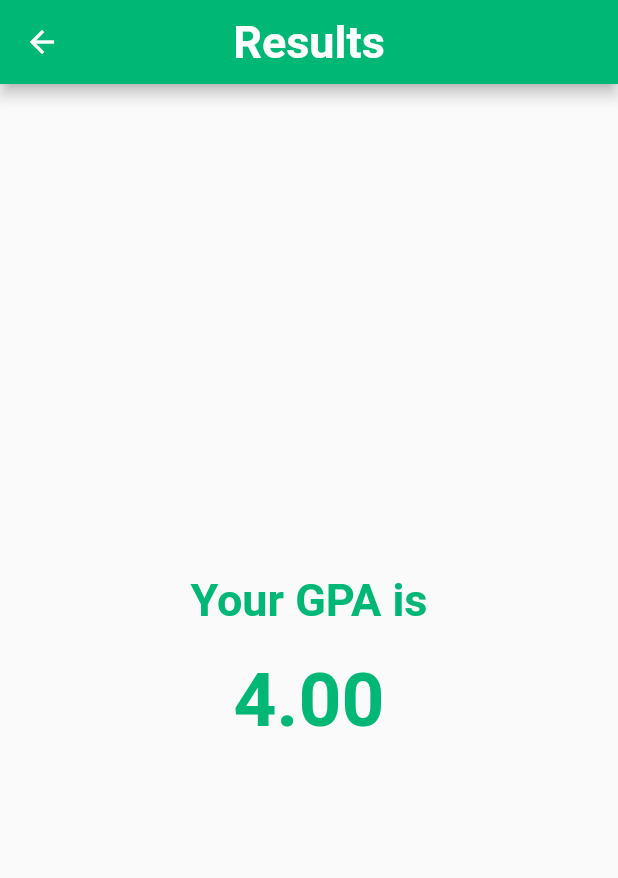
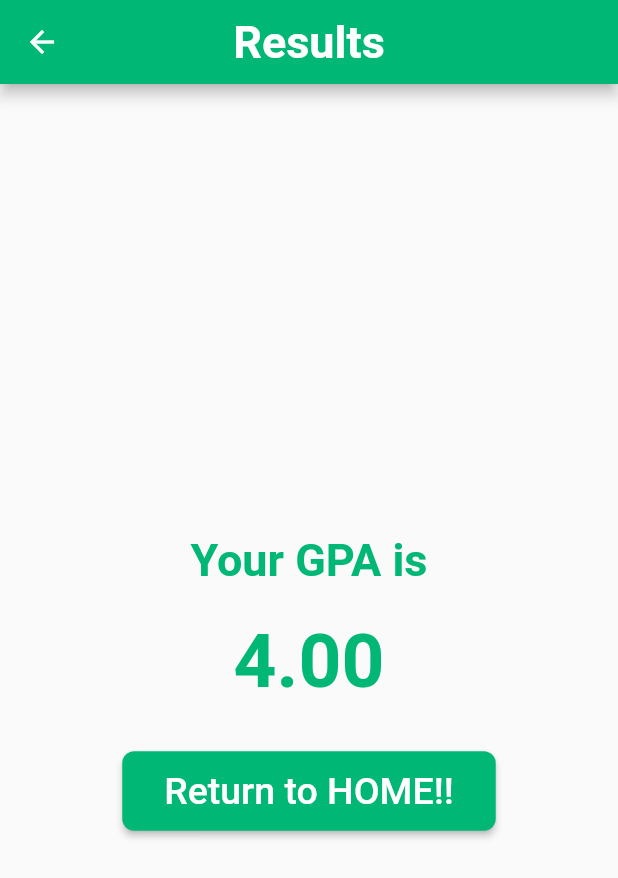
Before and after one commit to LoayMoh99/GPA-Calculator, a Flutter app: the SecondPage screen opened directly with empty values, item 2 of the bottom bar chosen, after a tap on "CALCULATE!!", on a phone screen of 412 x 824 dp. Shown: the top 878 px of the screen. Run offline on Flutter 3.47's test engine with Material 2 defaults, Android fonts, the phone set to English and light mode, and no system bars; our stand-ins replace rflutter_alert.

Commit message:
Provider(Change Notifier) is added as the state managment for the app..

```diff
--- a/lib/main.dart
+++ b/lib/main.dart
@@ -1,6 +1,8 @@
 import 'package:flutter/material.dart';
 import 'package:flutter/cupertino.dart';
 import 'package:gpa_calculator/screens/input_page/input_num.dart';
+import 'package:gpa_calculator/screens/second_page/calculate_gpa.dart';
+import 'package:provider/provider.dart';
 import './utilities/my_theme.dart';
 
 void main() => runApp(MyApp());
@@ -8,10 +10,13 @@ void main() => runApp(MyApp());
 class MyApp extends StatelessWidget {
   @override
   Widget build(BuildContext context) {
-    return MaterialApp(
-      debugShowCheckedModeBanner: false,
-      theme: myTheme,
-      home: InputPage(),
+    return ChangeNotifierProvider(
+      create: (context) => GPACalculate(),
+      child: MaterialApp(
+        debugShowCheckedModeBanner: false,
+        theme: myTheme,
+        home: InputPage(),
+      ),
     );
   }
 }
--- a/lib/screens/input_page/input_num.dart
+++ b/lib/screens/input_page/input_num.dart
@@ -1,6 +1,8 @@
 import 'package:flutter/material.dart';
 import 'package:gpa_calculator/screens/input_page/cumm_gpa.dart';
+import 'package:gpa_calculator/screens/second_page/calculate_gpa.dart';
 import 'package:gpa_calculator/screens/second_page/second_page.dart';
+import 'package:provider/provider.dart';
 import 'package:rflutter_alert/rflutter_alert.dart';
 
 class InputPage extends StatefulWidget {
@@ -14,6 +16,7 @@ class InputPage extends StatefulWidget {
 class InputPageState extends State<InputPage> {
   TextEditingController myController = TextEditingController();
   TextEditingController myController2 = TextEditingController();
+
   @override
   void dispose() {
     // Clean up the controller when the widget is disposed.
@@ -40,6 +43,8 @@ class InputPageState extends State<InputPage> {
       } else if (cgpa > 4.0) {
         error = true;
         errorMsg = "GPA can't be more than 4.0";
+      } else if (cgpa == 0.0 && tHrs > 0) {
+        tHrs = 0;
       }
     } catch (Exception) {
       error = true;
@@ -51,16 +56,23 @@ class InputPageState extends State<InputPage> {
   Widget build(BuildContext context) {
     return Scaffold(
       backgroundColor: Colors.white,
-      body: SingleChildScrollView(
+      body: SafeArea(
+        child: SingleChildScrollView(
           child: Container(
-          padding: const EdgeInsets.all(40.0),
+            padding: const EdgeInsets.symmetric(
+              horizontal: 40,
+              vertical: 20,
+            ),
             child: Column(
               mainAxisAlignment: MainAxisAlignment.start,
               children: <Widget>[
                 Container(
                   child: Center(
                       child: Padding(
-                  padding: const EdgeInsets.fromLTRB(30, 60, 30, 50),
+                    padding: const EdgeInsets.symmetric(
+                      horizontal: 30,
+                      vertical: 40,
+                    ),
                     child: Image.asset('assets/images/gpaLogo.png'),
                   )),
                 ),
@@ -99,8 +111,29 @@ class InputPageState extends State<InputPage> {
                   ),
                 ),
                 Padding(
+                  padding: const EdgeInsets.all(15.0),
+                  child: Row(
+                    children: <Widget>[
+                      Text(
+                        'Recent Result: ',
+                        style: TextStyle(
+                          fontSize: 22,
+                        ),
+                      ),
+                      Text(
+                        '${Provider.of<GPACalculate>(context).recentGPA.toStringAsFixed(2)}',
+                        style: TextStyle(
+                          fontSize: 22,
+                          color: Theme.of(context).accentColor,
+                          fontWeight: FontWeight.bold,
+                        ),
+                      ),
+                    ],
+                  ),
+                ),
+                Padding(
                   padding: EdgeInsets.only(
-                    top: MediaQuery.of(context).size.height * 0.13),
+                      top: MediaQuery.of(context).size.height * 0.04),
                   child: RaisedButton(
                     shape: RoundedRectangleBorder(
                       borderRadius: BorderRadius.circular(8),
@@ -140,6 +173,7 @@ class InputPageState extends State<InputPage> {
             ),
           ),
         ),
+      ),
     );
   }
 }
--- a/lib/screens/result_page/result_page.dart
+++ b/lib/screens/result_page/result_page.dart
@@ -19,7 +19,10 @@ class ResultPage extends StatelessWidget {
           ),
         ),
       ),
-      body: Center(
+      body: Column(
+        mainAxisAlignment: MainAxisAlignment.center,
+        children: <Widget>[
+          Center(
             child: Padding(
               padding: const EdgeInsets.all(30.0),
               child: Column(
@@ -48,6 +51,27 @@ class ResultPage extends StatelessWidget {
               ),
             ),
           ),
+          RaisedButton(
+            shape: RoundedRectangleBorder(
+              borderRadius: BorderRadius.circular(8),
+            ),
+            color: Theme.of(context).accentColor,
+            onPressed: () {
+              Navigator.pushNamedAndRemoveUntil(context, '/', (route) => false);
+            },
+            child: Padding(
+              padding: const EdgeInsets.all(12.0),
+              child: Text(
+                'Return to HOME!!',
+                style: TextStyle(
+                  color: Colors.white,
+                  fontSize: 25,
+                ),
+              ),
+            ),
+          ),
+        ],
+      ),
     );
   }
 }
--- /dev/null
+++ b/lib/screens/second_page/calculate_gpa.dart
@@ -0,0 +1,61 @@
+import 'package:flutter/material.dart';
+import 'package:gpa_calculator/screens/input_page/cumm_gpa.dart';
+import 'package:gpa_calculator/utilities/custom_droplist.dart';
+import 'package:gpa_calculator/utilities/gpa_grades.dart';
+
+class GPACalculate extends ChangeNotifier {
+  double recentGPA = 0.0;
+  generateCustomDropDownList(
+      int noCourses, final List<CustomDropDownList> myList) {
+    for (int i = myList.length; i < noCourses; i++) {
+      CustomDropDownList ddl = new CustomDropDownList();
+      myList.add(ddl);
+      myList[i].dropdownMenuItemsGPA =
+          buildDropDownMenuItemsGPA(myList[i].gpaGrades);
+      myList[i].dropdownMenuItemsCHS =
+          buildDropDownMenuItemsCHS(myList[i].creditHours);
+      myList[i].selectedGPA = myList[i].dropdownMenuItemsGPA[1].value;
+      myList[i].selectedHours = myList[i].dropdownMenuItemsCHS[2].value;
+    }
+  }
+
+  List<DropdownMenuItem<GPA>> buildDropDownMenuItemsGPA(List<GPA> gpaGrades) {
+    List<DropdownMenuItem<GPA>> items = [];
+    for (GPA gpa in gpaGrades) {
+      items.add(DropdownMenuItem(
+        value: gpa,
+        child: Text(gpa.gpaGrade),
+      ));
+    }
+    return items;
+  }
+
+  List<DropdownMenuItem<int>> buildDropDownMenuItemsCHS(List<int> creditHours) {
+    List<DropdownMenuItem<int>> items = [];
+    for (int hour in creditHours) {
+      items.add(DropdownMenuItem(
+        value: hour,
+        child: Text(hour.toString()),
+      ));
+    }
+    return items;
+  }
+
+  double calculateGPA(List<CustomDropDownList> myList, CummGPA cummgpa) {
+    if (myList == null) {
+      notifyListeners();
+      return recentGPA;
+    }
+    int sumHours = 0;
+    double sumGPAs = 0.0;
+    print(myList.length);
+    for (int i = 0; i < myList.length; i++) {
+      sumHours += myList[i].selectedHours;
+      sumGPAs += myList[i].selectedGPA.gpaWeight * myList[i].selectedHours;
+    }
+    recentGPA =
+        (cummgpa.gpa * cummgpa.tHrs + sumGPAs) / (cummgpa.tHrs + sumHours);
+    notifyListeners();
+    return recentGPA;
+  }
+}
--- a/lib/screens/second_page/second_page.dart
+++ b/lib/screens/second_page/second_page.dart
@@ -2,8 +2,10 @@ import 'package:flutter/material.dart';
 import 'package:flutter/cupertino.dart';
 import 'package:gpa_calculator/screens/input_page/cumm_gpa.dart';
 import 'package:gpa_calculator/screens/result_page/result_page.dart';
+import 'package:gpa_calculator/screens/second_page/calculate_gpa.dart';
 import 'package:gpa_calculator/utilities/custom_droplist.dart';
 import 'package:gpa_calculator/utilities/gpa_grades.dart';
+import 'package:provider/provider.dart';
 
 class SecondPage extends StatefulWidget {
   final String routeName = "/second";
@@ -17,46 +19,12 @@ class _SecondPageState extends State<SecondPage> {
   int noCourses;
   List<CustomDropDownList> myList = [];
 
-  generateCustomDropDownList(int noCourses) {
-    for (int i = myList.length; i < noCourses; i++) {
-      CustomDropDownList ddl = new CustomDropDownList();
-      myList.add(ddl);
-      myList[i].dropdownMenuItemsGPA =
-          buildDropDownMenuItemsGPA(myList[i].gpaGrades);
-      myList[i].dropdownMenuItemsCHS =
-          buildDropDownMenuItemsCHS(myList[i].creditHours);
-      myList[i].selectedGPA = myList[i].dropdownMenuItemsGPA[1].value;
-      myList[i].selectedHours = myList[i].dropdownMenuItemsCHS[2].value;
-    }
-  }
-
   @override
-  void initState() {
-    super.initState();
+  void didChangeDependencies() {
+    super.didChangeDependencies();
     noCourses = 1;
-    generateCustomDropDownList(noCourses);
-  }
-
-  List<DropdownMenuItem<GPA>> buildDropDownMenuItemsGPA(List<GPA> gpaGrades) {
-    List<DropdownMenuItem<GPA>> items = [];
-    for (GPA gpa in gpaGrades) {
-      items.add(DropdownMenuItem(
-        value: gpa,
-        child: Text(gpa.gpaGrade),
-      ));
-    }
-    return items;
-  }
-
-  List<DropdownMenuItem<int>> buildDropDownMenuItemsCHS(List<int> creditHours) {
-    List<DropdownMenuItem<int>> items = [];
-    for (int hour in creditHours) {
-      items.add(DropdownMenuItem(
-        value: hour,
-        child: Text(hour.toString()),
-      ));
-    }
-    return items;
+    Provider.of<GPACalculate>(context)
+        .generateCustomDropDownList(noCourses, myList);
   }
 
   void onChangedGPAgrade(GPA selectedGPA, int index) {
@@ -101,18 +69,6 @@ class _SecondPageState extends State<SecondPage> {
     );
   }
 
-  double calculateGPA(List<CustomDropDownList> myList) {
-    int sumHours = 0;
-    double sumGPAs = 0.0;
-    print(myList.length);
-    for (int i = 0; i < myList.length; i++) {
-      sumHours += myList[i].selectedHours;
-      sumGPAs += myList[i].selectedGPA.gpaWeight * myList[i].selectedHours;
-    }
-    return (widget.cummgpa.gpa * widget.cummgpa.tHrs + sumGPAs) /
-        (widget.cummgpa.tHrs + sumHours);
-  }
-
   @override
   Widget build(BuildContext context) {
     return Scaffold(
@@ -140,7 +96,9 @@ class _SecondPageState extends State<SecondPage> {
                     top: MediaQuery.of(context).size.height * 0.01),
                 child: GestureDetector(
                   onTap: () {
-                    double gpa = calculateGPA(myList);
+                    double gpa =
+                        Provider.of<GPACalculate>(context, listen: false)
+                            .calculateGPA(myList, widget.cummgpa);
                     Navigator.of(context).push(
                       MaterialPageRoute(
                         builder: (context) => ResultPage(gpa),
@@ -181,7 +139,8 @@ class _SecondPageState extends State<SecondPage> {
                         myList = [];
                         noCourses = 1;
                         setState(() {
-                          generateCustomDropDownList(noCourses);
+                          Provider.of<GPACalculate>(context, listen: false)
+                              .generateCustomDropDownList(noCourses, myList);
                         });
                       },
                       child: Text(
@@ -200,7 +159,8 @@ class _SecondPageState extends State<SecondPage> {
                       onPressed: () {
                         noCourses--;
                         setState(() {
-                          generateCustomDropDownList(noCourses);
+                          Provider.of<GPACalculate>(context, listen: false)
+                              .generateCustomDropDownList(noCourses, myList);
                         });
                       },
                       child: Text(
@@ -219,7 +179,8 @@ class _SecondPageState extends State<SecondPage> {
                       onPressed: () {
                         noCourses++;
                         setState(() {
-                          generateCustomDropDownList(noCourses);
+                          Provider.of<GPACalculate>(context, listen: false)
+                              .generateCustomDropDownList(noCourses, myList);
                         });
                       },
                       child: Text(
--- a/pubspec.yaml
+++ b/pubspec.yaml
@@ -10,6 +10,7 @@ dependencies:
     sdk: flutter
   cupertino_icons: ^0.1.2
   rflutter_alert:
+  provider: ^4.1.1
 
 dev_dependencies:
   flutter_test:
```
Also changed, not shown: pubspec.lock. Lines whose indentation alone changed are shown as unchanged.
